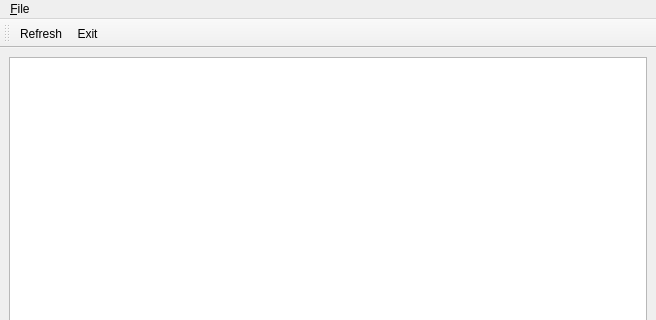
Qt form gui/main_ui.ui (vangeytedvg/DoDaGoogle) before a commit; both pictures show x 0 to 656 and y 0 to 320 of the 656 by 475 pixel window.
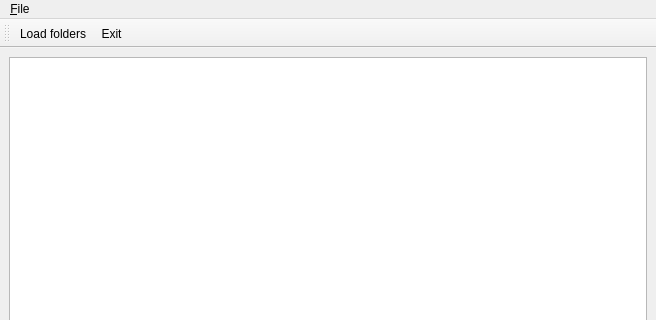
The same form after that commit. Icons and pictures are not drawn.

```diff
--- a/gui/main_ui.ui
+++ b/gui/main_ui.ui
@@ -68,6 +68,15 @@
    <property name="windowTitle">
     <string>toolBar</string>
    </property>
+   <property name="iconSize">
+    <size>
+     <width>48</width>
+     <height>48</height>
+    </size>
+   </property>
+   <property name="toolButtonStyle">
+    <enum>Qt::ToolButtonTextUnderIcon</enum>
+   </property>
    <attribute name="toolBarArea">
     <enum>TopToolBarArea</enum>
    </attribute>
@@ -92,7 +101,7 @@
      <normaloff>:/icons/folder-12.png</normaloff>:/icons/folder-12.png</iconset>
    </property>
    <property name="text">
-    <string>Refresh</string>
+    <string>Load folders</string>
    </property>
   </action>
  </widget>
```
Left out of the diff: 6 changed lines with no effect on the pictures.
